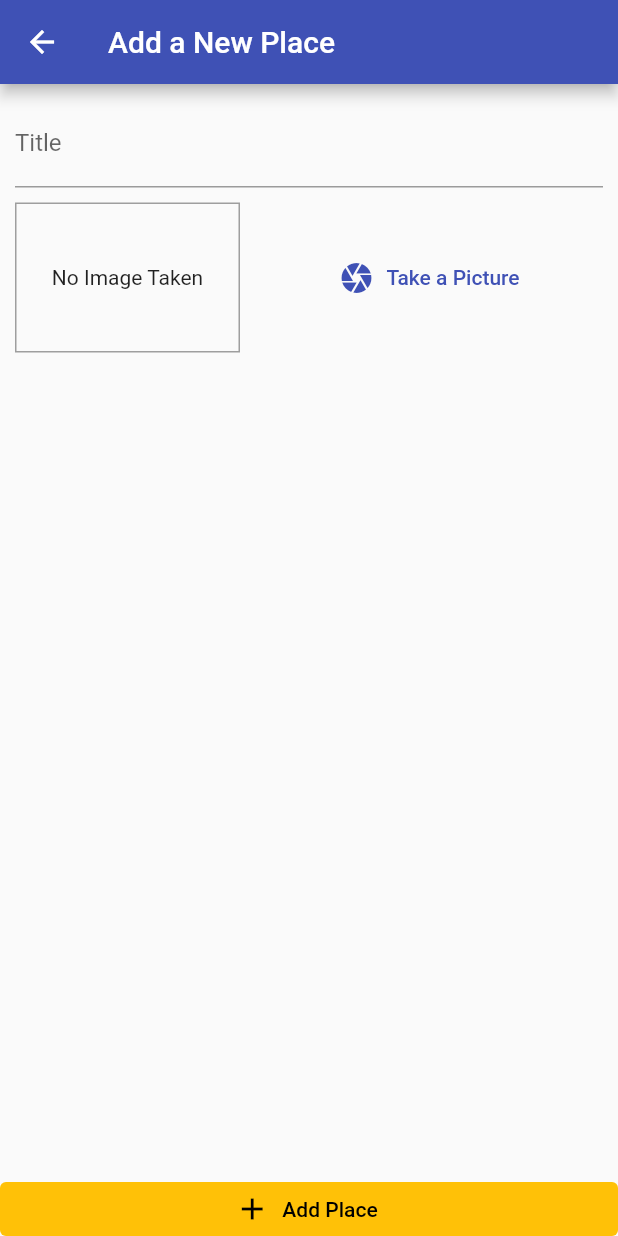
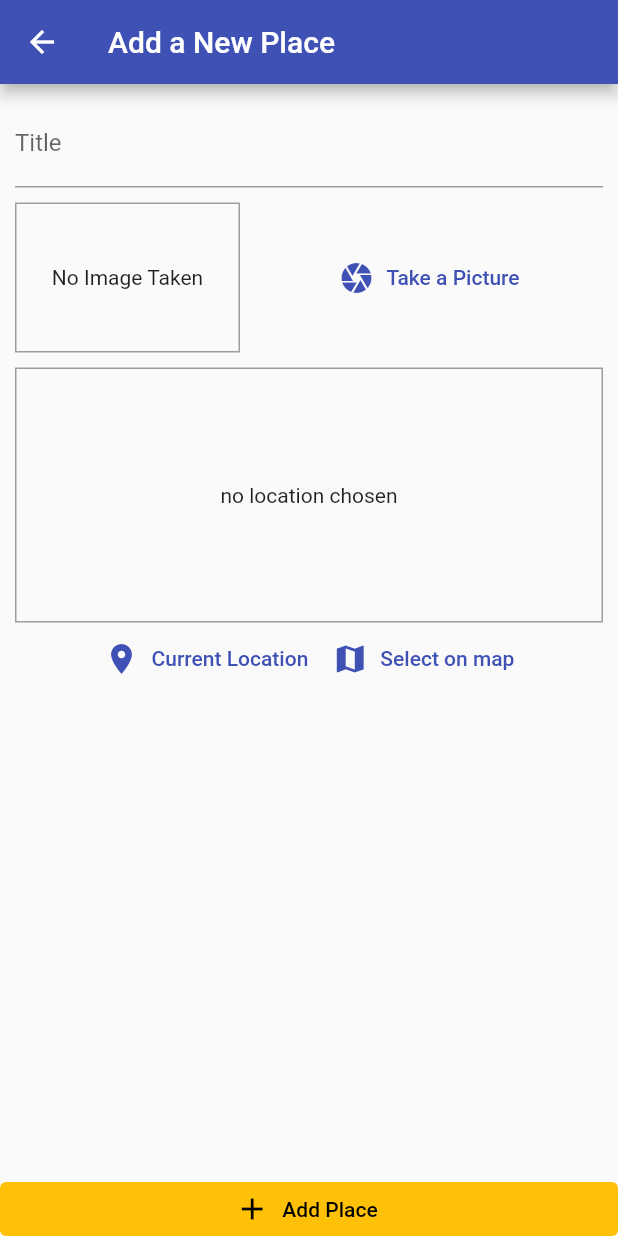
Before and after one commit to akhmadsyarif04/udemy_flutter_great_places, a Flutter app: the AddPlaceScreen screen opened by its route, on a phone screen of 412 x 824 dp. Run offline on Flutter 3.47's test engine with Material 2 defaults, Android fonts, the phone set to English and light mode, and no system bars; our stand-ins replace image_picker, sqflite; accounts and stored records are empty.

Commit message:
adding a location input & the 'location' package

```diff
--- a/lib/screens/add_place_screen.dart
+++ b/lib/screens/add_place_screen.dart
@@ -3,6 +3,7 @@ import 'package:flutter/material.dart';
 import 'package:provider/provider.dart';
 
 import '../widgets/image_input.dart';
+import '../widgets/location_input.dart';
 import '../providers/great_places.dart';
 
 class AddPlaceScreen extends StatefulWidget {
@@ -53,7 +54,11 @@ class _AddPlaceScreenState extends State<AddPlaceScreen> {
                         height: 10,
                       ),
                       Container(),
-                      ImageInput(_selectImage)
+                      ImageInput(_selectImage),
+                      SizedBox(
+                        height: 10,
+                      ),
+                      LocationInput(),
                     ],
                   )),
             ),
--- /dev/null
+++ b/lib/widgets/location_input.dart
@@ -0,0 +1,50 @@
+import 'package:flutter/material.dart';
+
+class LocationInput extends StatefulWidget {
+  @override
+  State<LocationInput> createState() => _LocationInputState();
+}
+
+class _LocationInputState extends State<LocationInput> {
+  String? _previewImageUrl;
+
+  @override
+  Widget build(BuildContext context) {
+    return Column(children: <Widget>[
+      Container(
+          height: 170,
+          width: double.infinity,
+          alignment: Alignment.center,
+          decoration:
+              BoxDecoration(border: Border.all(width: 1, color: Colors.grey)),
+          child: _previewImageUrl == null
+              ? Text('no location chosen', textAlign: TextAlign.center)
+              : Image.network(
+                  _previewImageUrl!,
+                  fit: BoxFit.cover,
+                  width: double.infinity,
+                )),
+      Row(
+        mainAxisAlignment: MainAxisAlignment.center,
+        children: <Widget>[
+          TextButton.icon(
+            onPressed: () {},
+            icon: Icon(Icons.location_on),
+            label: Text('Current Location'),
+            style: TextButton.styleFrom(
+              primary: Theme.of(context).primaryColor,
+            ),
+          ),
+          TextButton.icon(
+            onPressed: () {},
+            icon: Icon(Icons.map),
+            label: Text('Select on map'),
+            style: TextButton.styleFrom(
+              primary: Theme.of(context).primaryColor,
+            ),
+          )
+        ],
+      ),
+    ]);
+  }
+}
--- a/pubspec.yaml
+++ b/pubspec.yaml
@@ -39,6 +39,7 @@ dependencies:
   path: ^1.8.0
   path_provider: ^2.0.1
   sqflite: ^2.0.1
+  location: ^4.4.0
 
 dev_dependencies:
   flutter_test:
```
Also changed, not shown: pubspec.lock, 2 other files.
